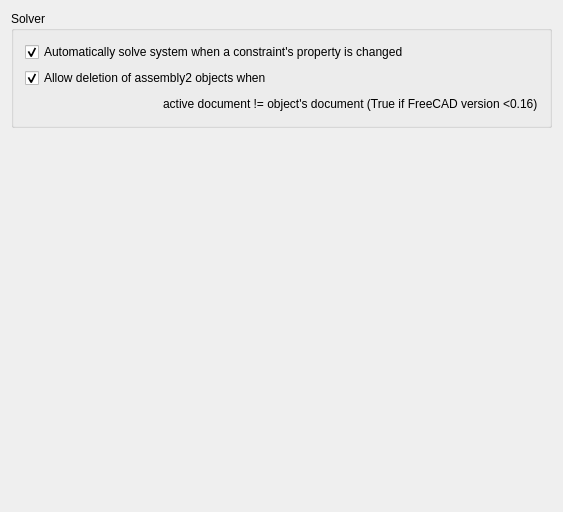
First picture: the form in Gui/Resources/ui/assembly2_prefs.ui, repository hamish2014/FreeCAD_assembly2, before the edit.
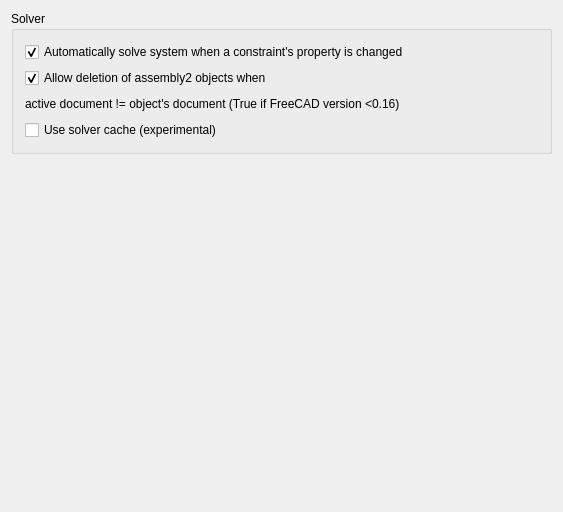
Second picture: the form after the edit. Custom widgets are drawn as their Qt base class.

Commit message: cache added to improve solver speed (disabled by default as still experimental, enable in assembly2 preferences)

What changed in the file:
```diff
--- a/Gui/Resources/ui/assembly2_prefs.ui
+++ b/Gui/Resources/ui/assembly2_prefs.ui
@@ -14,7 +14,7 @@
    <string>Assembly2 Settings</string>
   </property>
   <layout class="QGridLayout" name="gridLayout_2">
-   <item row="1" column="0">
+   <item row="2" column="0">
     <spacer name="verticalSpacer">
      <property name="orientation">
       <enum>Qt::Vertical</enum>
@@ -27,7 +27,7 @@
      </property>
     </spacer>
    </item>
-   <item row="0" column="0">
+   <item row="1" column="0">
     <widget class="QGroupBox" name="groupBox">
      <property name="sizePolicy">
       <sizepolicy hsizetype="Preferred" vsizetype="Preferred">
@@ -40,7 +40,7 @@
      </property>
      <layout class="QVBoxLayout" name="verticalLayout">
       <item>
-       <widget class="Gui::PrefCheckBox" name="gui::prefcheckbox_5">
+       <widget class="Gui::PrefCheckBox" name="gui::prefcheckbox_7">
         <property name="sizePolicy">
          <sizepolicy hsizetype="Minimum" vsizetype="Fixed">
           <horstretch>0</horstretch>
@@ -94,6 +94,13 @@
         <property name="topMargin">
          <number>0</number>
         </property>
+        <item>
+         <widget class="QLabel" name="label">
+          <property name="text">
+           <string>active document != object's document (True if FreeCAD version &lt;0.16)</string>
+          </property>
+         </widget>
+        </item>
         <item>
          <spacer name="horizontalSpacer">
           <property name="orientation">
@@ -107,15 +114,33 @@
           </property>
          </spacer>
         </item>
-        <item>
-         <widget class="QLabel" name="label">
-          <property name="text">
-           <string>active document != object's document (True if FreeCAD version &lt;0.16)</string>
-          </property>
-         </widget>
-        </item>
        </layout>
       </item>
+      <item>
+       <widget class="Gui::PrefCheckBox" name="gui::prefcheckbox_5">
+        <property name="sizePolicy">
+         <sizepolicy hsizetype="Minimum" vsizetype="Fixed">
+          <horstretch>0</horstretch>
+          <verstretch>0</verstretch>
+         </sizepolicy>
+        </property>
+        <property name="toolTip">
+         <string/>
+        </property>
+        <property name="text">
+         <string>Use solver cache (experimental)</string>
+        </property>
+        <property name="checked">
+         <bool>false</bool>
+        </property>
+        <property name="prefEntry" stdset="0">
+         <cstring>useCache</cstring>
+        </property>
+        <property name="prefPath" stdset="0">
+         <cstring>Mod/Assembly2</cstring>
+        </property>
+       </widget>
+      </item>
      </layout>
     </widget>
    </item>
```
The commit also changes 10 other files.
